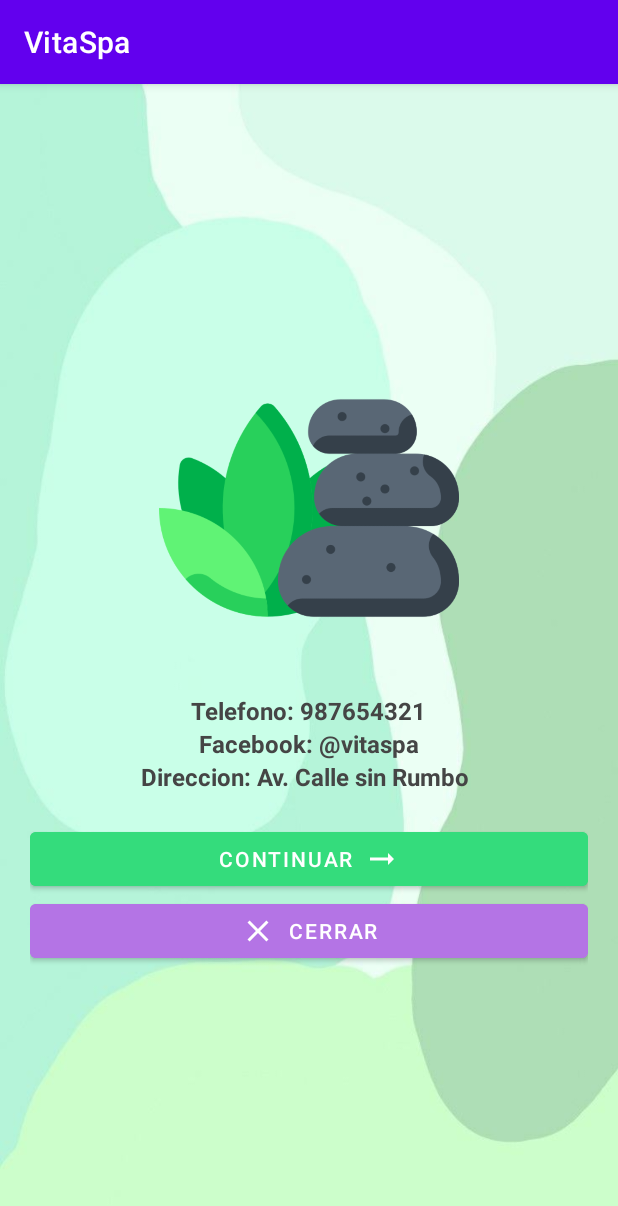
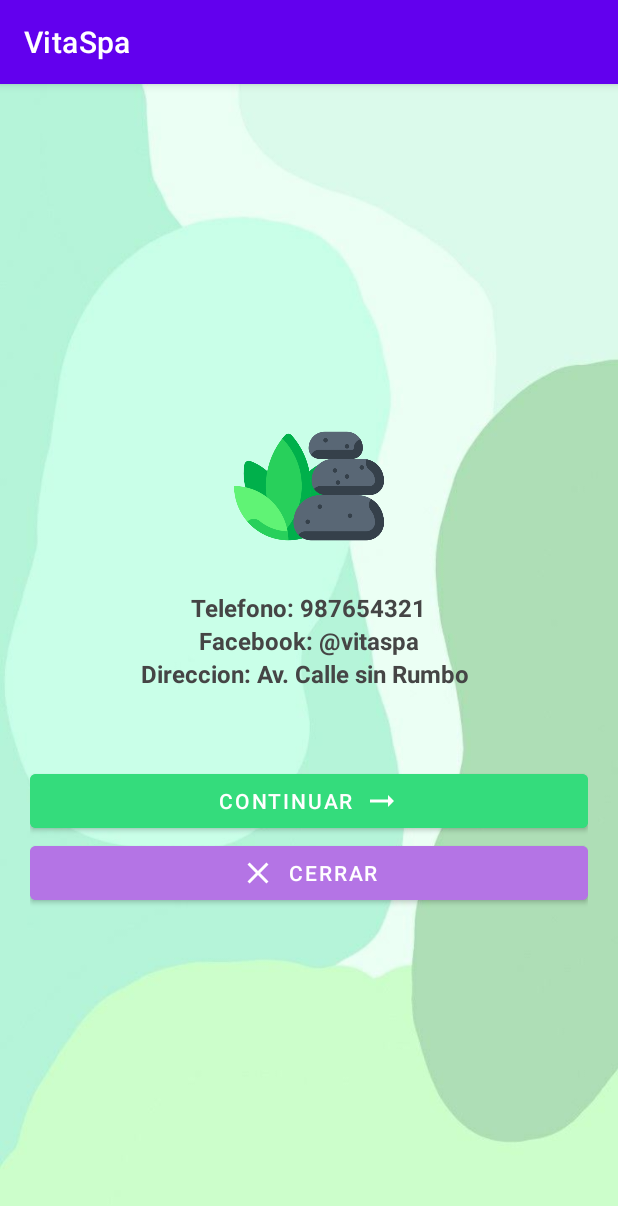
Before and after one commit to pedro-damian/spa-app, an Android app: the screen it shows after launch (MainActivity), on a phone screen of 412 x 824 dp. Shown: the top 1206 px of the screen. Run offline under Robolectric (Android 15) with nearby library versions, the phone set to English and light mode, and no system bars.

Commit message:
avance 2

```diff
--- a/VitaSpa/app/src/main/res/layout/activity_main.xml
+++ b/VitaSpa/app/src/main/res/layout/activity_main.xml
@@ -14,12 +14,13 @@
         android:gravity="center"
         android:orientation="vertical"
         android:padding="20dp"
-        >
+        tools:layout_editor_absoluteX="0dp"
+        tools:layout_editor_absoluteY="0dp">
 
         <ImageView
             android:id="@+id/imageView"
-            android:layout_width="200dp"
-            android:layout_height="208dp"
+            android:layout_width="100dp"
+            android:layout_height="100dp"
 
             app:srcCompat="@drawable/spa" />
 
@@ -27,9 +28,9 @@
             android:id="@+id/textView2"
             android:layout_width="wrap_content"
             android:layout_height="wrap_content"
+            android:layout_marginTop="20dp"
             android:text="Telefono: 987654321"
             android:textColor="#454545"
-            android:layout_marginTop="20dp"
             android:textSize="16sp"
             android:textStyle="bold" />
 
@@ -57,12 +58,11 @@
             android:id="@+id/btn_continuar"
             android:layout_width="match_parent"
             android:layout_height="wrap_content"
+            android:layout_marginTop="50dp"
             android:backgroundTint="#34DC7C"
             android:text="Continuar"
-            android:layout_marginTop="20dp"
             app:icon="@drawable/arrow_right_alt_24"
-            app:iconGravity="textEnd"
-             />
+            app:iconGravity="textEnd" />
 
         <Button
             android:id="@+id/btn_cerrar"
@@ -71,8 +71,7 @@
             android:backgroundTint="#B474E5"
             android:text="Cerrar"
             app:icon="@drawable/close_24"
-            app:iconGravity="textStart"
-             />
+            app:iconGravity="textStart" />
 
     </LinearLayout>
 </androidx.constraintlayout.widget.ConstraintLayout>
```
Also changed, not shown: VitaSpa/app/src/main/java/com/example/vitaspa/Login.kt (+20 -0 lines), VitaSpa/app/src/main/res/layout/activity_login.xml (+6 -6 lines).
